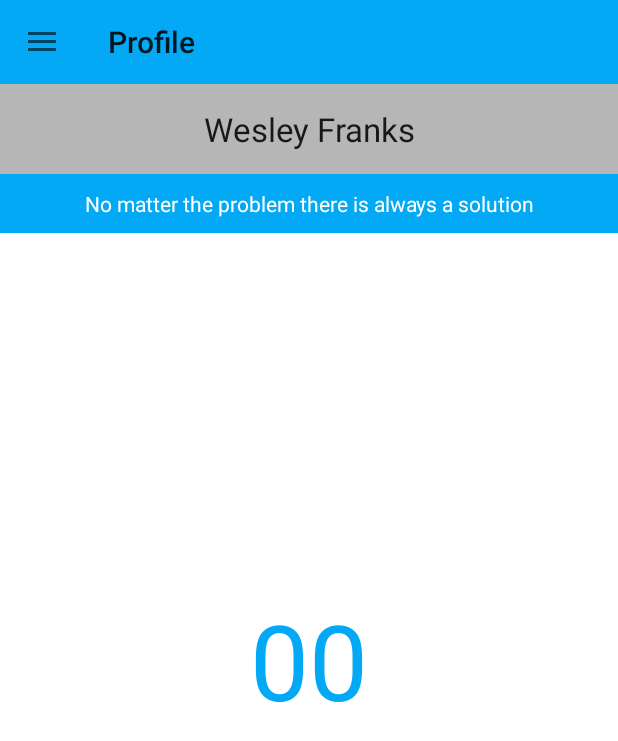
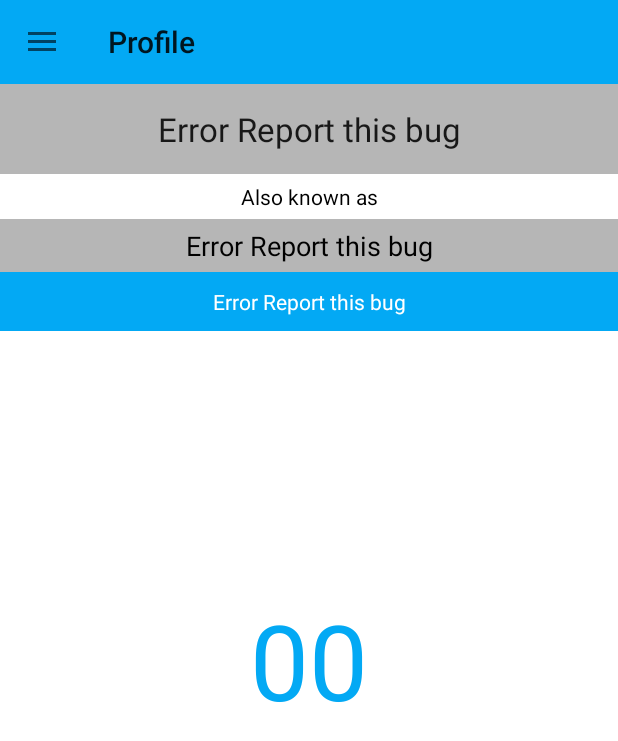
Before and after one commit to IronFuturist/TagSpots, an Android app: the screen it shows after launch once a user with an empty profile is signed in (MainActivity), in the side drawer, after a tap on "Profile", on a phone screen of 412 x 824 dp. Shown: the top 741 px of the screen. Run offline under Robolectric (Android 15) with nearby library versions, the phone set to English and light mode, and no system bars; our stand-ins replace Firebase (no records; nobody signed in at launch, a user with empty details on screens opened directly); 1 statement that could not run was skipped.

Commit message:
Profile can load data from user object

```diff
--- a/app/src/main/java/com/megliosolutions/pobail/Fragments/UserProfile.java
+++ b/app/src/main/java/com/megliosolutions/pobail/Fragments/UserProfile.java
@@ -3,14 +3,19 @@ package com.megliosolutions.pobail.Fragments;
 import android.app.Fragment;
 import android.os.Bundle;
 import android.support.annotation.Nullable;
+import android.util.Log;
 import android.view.LayoutInflater;
 import android.view.View;
 import android.view.ViewGroup;
+import android.widget.TextView;
 
 import com.google.firebase.auth.FirebaseAuth;
 import com.google.firebase.auth.FirebaseUser;
+import com.google.firebase.database.DataSnapshot;
+import com.google.firebase.database.DatabaseError;
 import com.google.firebase.database.DatabaseReference;
 import com.google.firebase.database.FirebaseDatabase;
+import com.google.firebase.database.ValueEventListener;
 import com.megliosolutions.pobail.R;
 
 /**
@@ -18,25 +23,69 @@ import com.megliosolutions.pobail.R;
  */
 public class UserProfile extends Fragment {
 
+    private static final String TAG = UserProfile.class.getSimpleName();
     public DatabaseReference mDatabase;
     public DatabaseReference mUserInfo;
     public FirebaseAuth mAuth;
     public FirebaseUser mUser;
     public String currentUser;
+    private String getUsername;
+    private String getName;
+    private String getMoto;
+    private String setUsername;
+    private String setName;
+    private String setMoto;
+    private TextView username_tv,name_tv,moto_tv;
+
 
     @Nullable
     @Override
     public View onCreateView(LayoutInflater inflater, ViewGroup container, Bundle savedInstanceState) {
         View view = inflater.inflate(R.layout.fragment_userprofile,container,false);
-        setInstances();
+        setInstances(view);
+        getUserInfo();
         UpdateTitle();
         updateUserInfo();
 
         return view;
     }
 
+    private void getUserInfo() {
+
+            mUserInfo.child(mUser.getUid()).addValueEventListener(new ValueEventListener() {
+                @Override
+                public void onDataChange(DataSnapshot dataSnapshot) {
+                    Log.i(TAG, "USER KEY : " + dataSnapshot.getKey());
+                    Log.i(TAG, "USER INFO: " + dataSnapshot.child("username").getValue());
+                    getUsername = (String) dataSnapshot.child("username").getValue();
+                    getName = (String) dataSnapshot.child("name").getValue();
+                    getMoto = (String) dataSnapshot.child("moto").getValue();
+                    updateUserInfo();
+                }
+
+                @Override
+                public void onCancelled(DatabaseError databaseError) {
+                    Log.i(TAG, "USER INFO-ERROR: " + databaseError.getMessage());
+                }
+            });
+
+    }
+
     private void updateUserInfo() {
         //Set info from savedPreferences
+        setName = getName;
+        setUsername = getUsername;
+        setMoto = getMoto;
+        if(setName == null && setUsername == null && setMoto == null){
+            name_tv.setText("Error Report this bug");
+            username_tv.setText("Error Report this bug");
+            moto_tv.setText("Error Report this bug");
+        }else{
+            name_tv.setText(setName);
+            username_tv.setText(setUsername);
+            moto_tv.setText(setMoto);
+        }
+
     }
 
     private void UpdateTitle() {
@@ -45,11 +94,16 @@ public class UserProfile extends Fragment {
 
     }
 
-    private void setInstances() {
+    private void setInstances(View view) {
         mAuth = FirebaseAuth.getInstance();
         mUser = mAuth.getCurrentUser();
         mDatabase = FirebaseDatabase.getInstance().getReference();
         mUserInfo = mDatabase.child("users");
         currentUser = mUser.getUid();
+        username_tv = (TextView) view.findViewById(R.id.profile_user_username);
+        name_tv = (TextView) view.findViewById(R.id.profile_user_name);
+        moto_tv = (TextView) view.findViewById(R.id.profile_user_moto);
     }
+
+
 }
--- a/app/src/main/java/com/megliosolutions/pobail/MainActivity.java
+++ b/app/src/main/java/com/megliosolutions/pobail/MainActivity.java
@@ -234,7 +234,7 @@ public class MainActivity extends AppCompatActivity implements NavigationView.On
         if(mSelectedID == R.id.nav_id_map){
             Toast.makeText(getApplicationContext(), "Map",Toast.LENGTH_SHORT).show();
             mDrawerLayout.closeDrawer(GravityCompat.START);
-            Log.i("FragmentExample", "Item Clicked");
+            Log.i("MAPVIEW", " LOADED");
             MapView fragment = new MapView();
             fragmentManager = getFragmentManager();
             //Replace intent with Bundle and put it in the transaction
@@ -245,7 +245,7 @@ public class MainActivity extends AppCompatActivity implements NavigationView.On
         if(mSelectedID == R.id.nav_id_tag){
             Toast.makeText(getApplicationContext(), "Tag",Toast.LENGTH_SHORT).show();
             mDrawerLayout.closeDrawer(GravityCompat.START);
-            Log.i("FragmentExample", "Item Clicked");
+            Log.i("TAG", " LOADED");
             HashTag tag = new HashTag();
             fragmentManager = getFragmentManager();
             //Replace intent with Bundle and put it in the transaction
@@ -256,7 +256,7 @@ public class MainActivity extends AppCompatActivity implements NavigationView.On
         if(mSelectedID == R.id.nav_id_profile){
             Toast.makeText(getApplicationContext(), "Profile",Toast.LENGTH_SHORT).show();
             mDrawerLayout.closeDrawer(GravityCompat.START);
-            Log.i("FragmentExample", "Item Clicked");
+            Log.i("PROFILE", " LOADED");
             UserProfile profile = new UserProfile();
             fragmentManager = getFragmentManager();
             //Replace intent with Bundle and put it in the transaction
@@ -267,7 +267,7 @@ public class MainActivity extends AppCompatActivity implements NavigationView.On
         if(mSelectedID == R.id.nav_id_settings){
             Toast.makeText(getApplicationContext(), "Settings",Toast.LENGTH_SHORT).show();
             mDrawerLayout.closeDrawer(GravityCompat.START);
-            Log.i("FragmentExample", "Item Clicked");
+            Log.i("SETTINGS", " LOADED");
             Settings settings = new Settings();
             fragmentManager = getFragmentManager();
             //Replace intent with Bundle and put it in the transaction
@@ -313,7 +313,7 @@ public class MainActivity extends AppCompatActivity implements NavigationView.On
                 getUsername = (String) dataSnapshot.child("username").getValue();
                 getName = (String) dataSnapshot.child("name").getValue();
                 getMoto = (String) dataSnapshot.child("moto").getValue();
-                //setUserTitle();
+                setProfileInfo();
             }
 
             @Override
@@ -323,13 +323,13 @@ public class MainActivity extends AppCompatActivity implements NavigationView.On
         });
     }
 
-    private void setUserTitle() {
+    private void setProfileInfo() {
         if(getUsername.equalsIgnoreCase("")
                 && getName.equalsIgnoreCase("")
                 && getMoto.equalsIgnoreCase("")) {
             //AlertDialog
             final AlertDialog.Builder dialogBuilder = new AlertDialog.Builder(MainActivity.this);
-            dialogBuilder.setTitle("Umm...Username?");
+            dialogBuilder.setTitle("Profile Info");
             LayoutInflater inflater = MainActivity.this.getLayoutInflater();
             View dialogView = inflater.inflate(R.layout.main_add_userinfo, null);
             dialogBuilder.setView(dialogView);
@@ -339,7 +339,7 @@ public class MainActivity extends AppCompatActivity implements NavigationView.On
                     dialogView.findViewById(R.id.main_name_et);
             final EditText moto_et = (EditText)
                     dialogView.findViewById(R.id.main_moto_et);
-            dialogBuilder.setPositiveButton("Set Username", new DialogInterface.OnClickListener() {
+            dialogBuilder.setPositiveButton("Save Info", new DialogInterface.OnClickListener() {
                 @Override
                 public void onClick(DialogInterface dialog, int which) {
                     setUsername = username_et.getText().toString();
@@ -351,7 +351,6 @@ public class MainActivity extends AppCompatActivity implements NavigationView.On
                     mDatabase.child("users").child(mUser.getUid()).child("username").setValue(username);
                     mDatabase.child("users").child(mUser.getUid()).child("name").setValue(name);
                     mDatabase.child("users").child(mUser.getUid()).child("moto").setValue(moto);
-                    setTitle(username);
                     Toast.makeText(getApplicationContext(), "User info saved!", Toast.LENGTH_SHORT).show();
                 }
             }).
@@ -365,10 +364,13 @@ public class MainActivity extends AppCompatActivity implements NavigationView.On
 
             dialogBuilder.create().show();
         }else{
-            setUsername = getUsername;
-            setTitle(setUsername);
-            //nav_Header.setText(setUsername);
+            //Log
+            Log.d(TAG, "setProfileInfo: " + "Info was previously filled.");
         }
+        Log.d(TAG, "setProfileInfo Username: " + getUsername);
+        Log.d(TAG, "setProfileInfo Name:     " + getName);
+        Log.d(TAG, "setProfileInfo Moto:     " + getMoto);
+
     }
 
     private void InitializeStuff() {
--- a/app/src/main/res/layout/fragment_userprofile.xml
+++ b/app/src/main/res/layout/fragment_userprofile.xml
@@ -17,12 +17,18 @@
             android:layout_height="match_parent"
             android:background="@android:color/white">
 
+            <LinearLayout
+                android:orientation="vertical"
+                android:layout_width="match_parent"
+                android:layout_height="wrap_content"
+                android:id="@+id/profile_user_titles">
+
                 <TextView
                     android:layout_width="match_parent"
                     android:layout_height="wrap_content"
                     android:textAppearance="?android:attr/textAppearanceLarge"
                     android:text="Wesley Franks"
-                android:id="@+id/profile_name"
+                    android:id="@+id/profile_user_name"
                     android:gravity="center"
                     android:padding="15dp"
                     android:background="@color/colorDivider"
@@ -34,27 +40,50 @@
                     android:layout_width="match_parent"
                     android:layout_height="wrap_content"
                     android:textAppearance="?android:attr/textAppearanceSmall"
-                android:text="No matter the problem there is always a solution"
-                android:id="@+id/profile_moto"
-                android:padding="10sp"
+                    android:text="Also known as"
+                    android:id="@+id/profile_user_subText"
                     android:gravity="center"
-                android:textColor="@android:color/white"
-                android:background="@color/colorPrimary"
-                android:layout_below="@+id/profile_name"
-                android:layout_alignParentLeft="true"
-                android:layout_alignParentStart="true" />
+                    android:padding="5dp"
+                    android:textColor="@android:color/black" />
+
+                <TextView
+                    android:layout_width="match_parent"
+                    android:layout_height="wrap_content"
+                    android:textAppearance="?android:attr/textAppearanceMedium"
+                    android:text="USERNAME"
+                    android:id="@+id/profile_user_username"
+                    android:textColor="@android:color/black"
+                    android:gravity="center"
+                    android:padding="5dp"
+                    android:background="@color/colorDivider" />
+
+            </LinearLayout>
 
             <TextView
                 android:layout_width="wrap_content"
                 android:layout_height="wrap_content"
                 android:textAppearance="?android:attr/textAppearanceLarge"
                 android:text="00"
-                android:id="@+id/profile_object_count"
+                android:id="@+id/profile_user_objectCount"
                 android:layout_centerVertical="true"
                 android:layout_centerHorizontal="true"
                 android:textColor="@color/colorPrimary"
                 android:textSize="70sp"
                 android:padding="20dp" />
+
+            <TextView
+                android:layout_width="match_parent"
+                android:layout_height="wrap_content"
+                android:textAppearance="?android:attr/textAppearanceSmall"
+                android:text="No matter the problem there is always a solution"
+                android:id="@+id/profile_user_moto"
+                android:padding="10sp"
+                android:gravity="center"
+                android:textColor="@android:color/white"
+                android:background="@color/colorPrimary"
+                android:layout_below="@+id/profile_user_titles"
+                android:layout_centerHorizontal="true" />
+
         </RelativeLayout>
     </LinearLayout>
 </FrameLayout>
```
Lines whose indentation alone changed are shown as unchanged.
